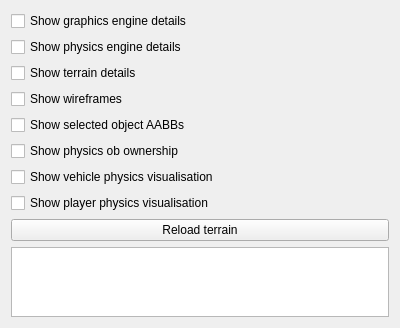
Qt form gui_client/DiagnosticsWidget.ui (shipilovden/substrata-metasiberia) before a commit.
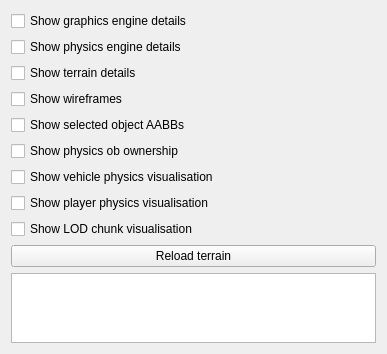
The same form after that commit.

Commit message: We will use part of the chunk geometry as the placeholder graphics for this object, while it is loading. Added chunk_batch0_start etc. to WorldObject. Added a diagnostic view option for LOD chunks.

```diff
--- a/gui_client/DiagnosticsWidget.ui
+++ b/gui_client/DiagnosticsWidget.ui
@@ -6,8 +6,8 @@
    <rect>
     <x>0</x>
     <y>0</y>
-    <width>400</width>
-    <height>300</height>
+    <width>387</width>
+    <height>334</height>
    </rect>
   </property>
   <property name="windowTitle">
@@ -70,6 +70,13 @@
      </property>
     </widget>
    </item>
+   <item>
+    <widget class="QCheckBox" name="showLodChunkVisCheckBox">
+     <property name="text">
+      <string>Show LOD chunk visualisation</string>
+     </property>
+    </widget>
+   </item>
    <item>
     <widget class="QPushButton" name="reloadTerrainPushButton">
      <property name="text">
```
The commit also changes 12 other files.
